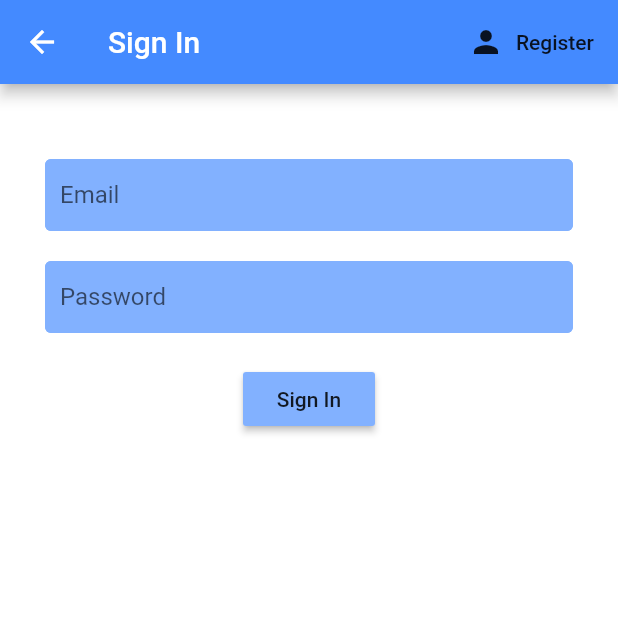
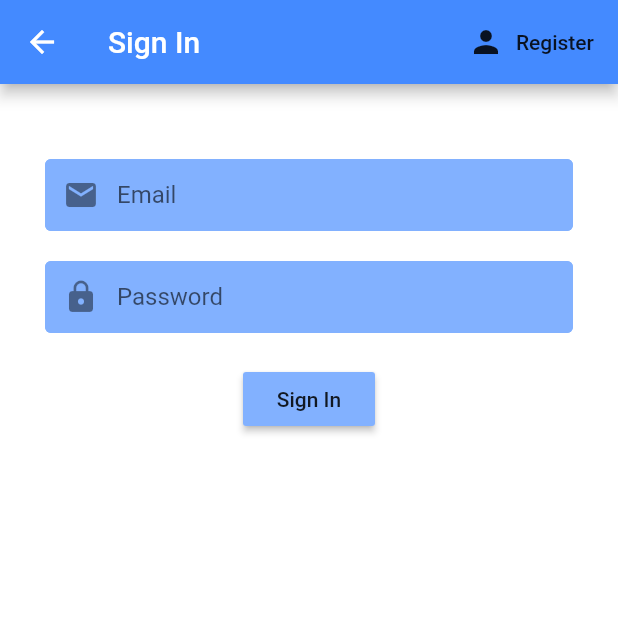
Before and after one commit to vrrao01/basic-firebase-auth, a Flutter app: the SignIn screen opened directly, on a phone screen of 412 x 824 dp, the top half of it. Run offline on Flutter 3.47's test engine with Material 2 defaults, Android fonts, the phone set to English and light mode, and no system bars; our stand-ins replace firebase_auth, firebase_core, firebase_storage, flutter_spinkit, image_picker; accounts and stored records are empty; network calls fail.

Commit message:
Added Loading Widget

```diff
--- a/lib/main.dart
+++ b/lib/main.dart
@@ -16,6 +16,7 @@ class MyApp extends StatelessWidget {
     return StreamProvider.value(
       value: FirebaseAuth.instance.authStateChanges(),
       child: MaterialApp(
+        debugShowCheckedModeBanner: false,
         home: Wrapper(),
       ),
     );
--- a/lib/screens/authenticate/signin.dart
+++ b/lib/screens/authenticate/signin.dart
@@ -1,6 +1,7 @@
 import 'package:flutter/material.dart';
 import 'package:image_upload_auth/services/auth.dart';
 import 'package:image_upload_auth/shared/constants.dart';
+import 'package:image_upload_auth/shared/loading.dart';
 
 class SignIn extends StatefulWidget {
 
@@ -23,7 +24,7 @@ class _SignInState extends State<SignIn> {
 
   @override
   Widget build(BuildContext context) {
-    return loading? (){} : Scaffold(
+    return loading? Loading() : Scaffold(
       backgroundColor: Colors.white,
       appBar: AppBar(
         backgroundColor: Colors.blueAccent,
@@ -43,11 +44,13 @@ class _SignInState extends State<SignIn> {
         padding: EdgeInsets.all(30.0),
         child: Form(
           key: _formKey,
+          child: SingleChildScrollView(
             child: Column(
+              mainAxisAlignment: MainAxisAlignment.center,
               children: [
                 SizedBox(height: 20.0,),
                 TextFormField(
-                decoration: formFieldDecoration.copyWith(hintText: 'Email'),
+                  decoration: formFieldDecoration.copyWith(hintText: 'Email',prefixIcon: Icon(Icons.email)),
                   validator: (value)=> value.isEmpty? 'Enter an email':null,
                   onChanged: (value) {setState(() {
                     email = value;
@@ -55,7 +58,7 @@ class _SignInState extends State<SignIn> {
                 ),
                 SizedBox(height: 20.0,),
                 TextFormField(
-                decoration: formFieldDecoration.copyWith(hintText: 'Password'),
+                  decoration: formFieldDecoration.copyWith(hintText: 'Password',prefixIcon: Icon(Icons.lock)),
                   validator: (value)=> value.length<8? 'Password must be at least 8 characters':null,
                   onChanged: (value) {setState(() {
                     pass = value;
@@ -67,9 +70,13 @@ class _SignInState extends State<SignIn> {
                   child: Text('Sign In'),
                   onPressed: () async {
                     if(_formKey.currentState.validate()){
+                      setState(() {
+                        loading = true;
+                      });
                       dynamic result = await _authService.signIn(email, pass);
                       if(result == null){
                         setState(() {
+                          loading = false;
                           errorMessage = 'Invalid credentials';
                         });
                       }
@@ -86,6 +93,7 @@ class _SignInState extends State<SignIn> {
             ),
           ),
         ),
+      ),
     );
   }
 }
```
Also changed, not shown: lib/screens/authenticate/register.dart (+10 -3 lines), lib/screens/upload/upload.dart (+69 -6 lines), lib/shared/loading.dart (added, +17 -0 lines). Lines whose indentation alone changed are shown as unchanged.
